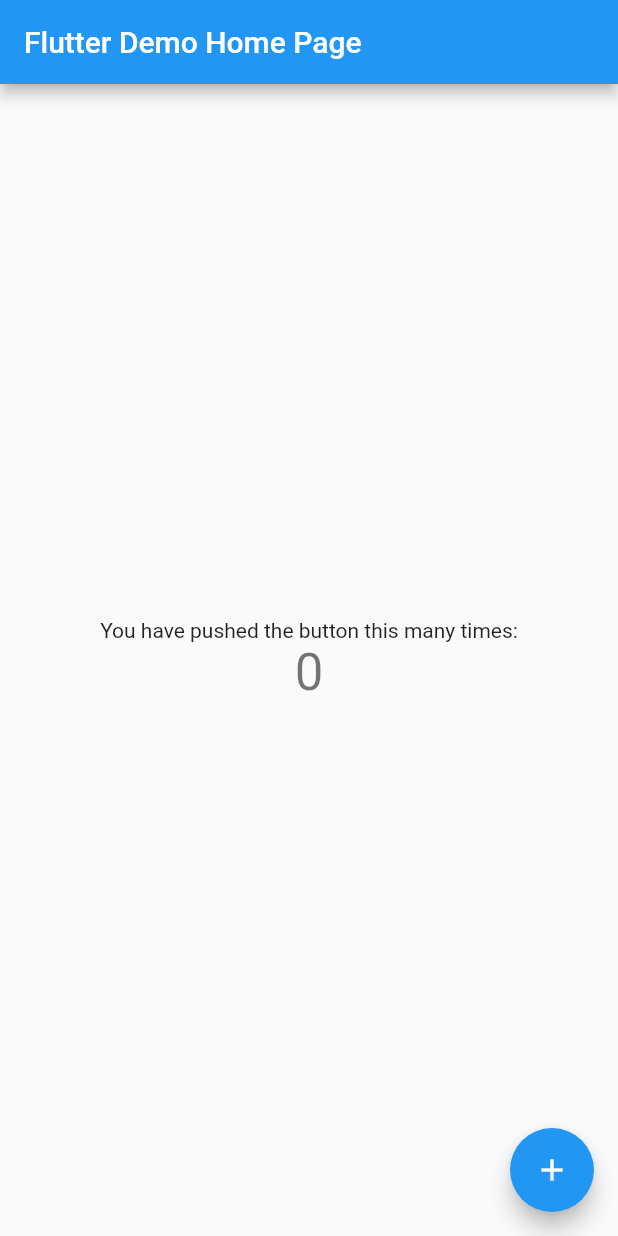
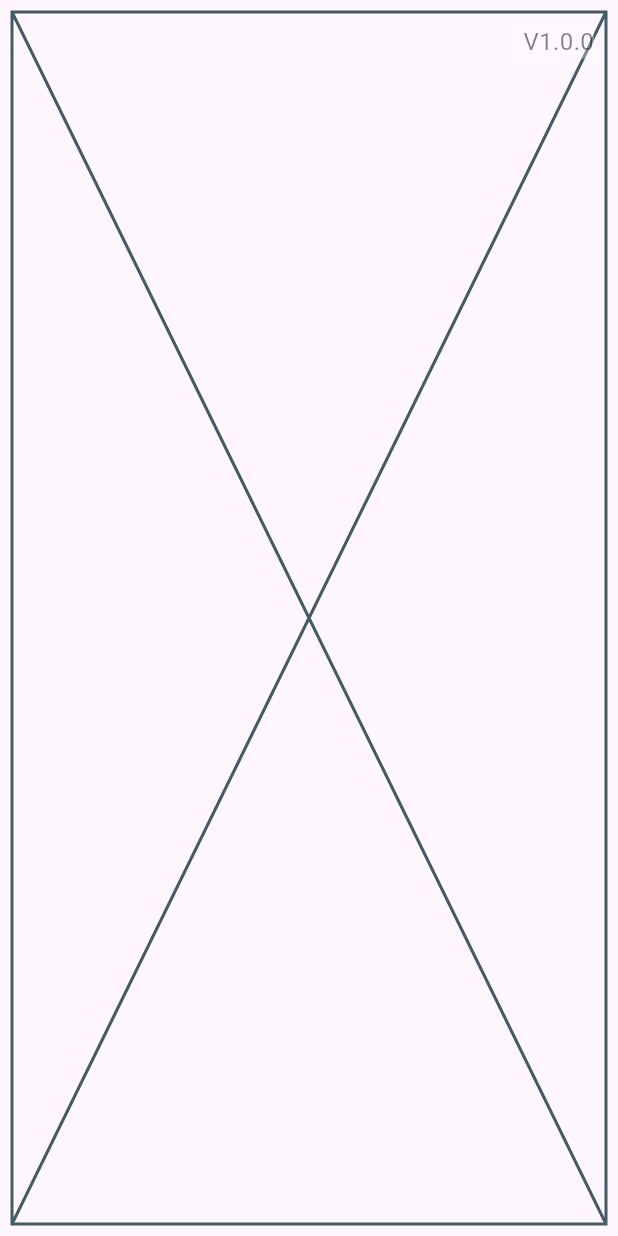
Before and after one commit to uberthought/flutter-base, a Flutter app: the screen it shows after launch, on a phone screen of 412 x 824 dp. Run offline on Flutter 3.47's test engine with Material 2 defaults, Android fonts, the phone set to English and light mode, and no system bars; our stand-ins replace get_it_mixin, go_router, package_info_plus, visibility_detector.

Commit message:
added basic scaffold

```diff
--- a/lib/main.dart
+++ b/lib/main.dart
@@ -1,115 +1,8 @@
 import 'package:flutter/material.dart';
+import 'my_app.dart';
 
-void main() {
+Future<void> main() async {
+  WidgetsFlutterBinding.ensureInitialized();
+
   runApp(const MyApp());
 }
-
-class MyApp extends StatelessWidget {
-  const MyApp({super.key});
-
-  // This widget is the root of your application.
-  @override
-  Widget build(BuildContext context) {
-    return MaterialApp(
-      title: 'Flutter Demo',
-      theme: ThemeData(
-        // This is the theme of your application.
-        //
-        // Try running your application with "flutter run". You'll see the
-        // application has a blue toolbar. Then, without quitting the app, try
-        // changing the primarySwatch below to Colors.green and then invoke
-        // "hot reload" (press "r" in the console where you ran "flutter run",
-        // or simply save your changes to "hot reload" in a Flutter IDE).
-        // Notice that the counter didn't reset back to zero; the application
-        // is not restarted.
-        primarySwatch: Colors.blue,
-      ),
-      home: const MyHomePage(title: 'Flutter Demo Home Page'),
-    );
-  }
-}
-
-class MyHomePage extends StatefulWidget {
-  const MyHomePage({super.key, required this.title});
-
-  // This widget is the home page of your application. It is stateful, meaning
-  // that it has a State object (defined below) that contains fields that affect
-  // how it looks.
-
-  // This class is the configuration for the state. It holds the values (in this
-  // case the title) provided by the parent (in this case the App widget) and
-  // used by the build method of the State. Fields in a Widget subclass are
-  // always marked "final".
-
-  final String title;
-
-  @override
-  State<MyHomePage> createState() => _MyHomePageState();
-}
-
-class _MyHomePageState extends State<MyHomePage> {
-  int _counter = 0;
-
-  void _incrementCounter() {
-    setState(() {
-      // This call to setState tells the Flutter framework that something has
-      // changed in this State, which causes it to rerun the build method below
-      // so that the display can reflect the updated values. If we changed
-      // _counter without calling setState(), then the build method would not be
-      // called again, and so nothing would appear to happen.
-      _counter++;
-    });
-  }
-
-  @override
-  Widget build(BuildContext context) {
-    // This method is rerun every time setState is called, for instance as done
-    // by the _incrementCounter method above.
-    //
-    // The Flutter framework has been optimized to make rerunning build methods
-    // fast, so that you can just rebuild anything that needs updating rather
-    // than having to individually change instances of widgets.
-    return Scaffold(
-      appBar: AppBar(
-        // Here we take the value from the MyHomePage object that was created by
-        // the App.build method, and use it to set our appbar title.
-        title: Text(widget.title),
-      ),
-      body: Center(
-        // Center is a layout widget. It takes a single child and positions it
-        // in the middle of the parent.
-        child: Column(
-          // Column is also a layout widget. It takes a list of children and
-          // arranges them vertically. By default, it sizes itself to fit its
-          // children horizontally, and tries to be as tall as its parent.
-          //
-          // Invoke "debug painting" (press "p" in the console, choose the
-          // "Toggle Debug Paint" action from the Flutter Inspector in Android
-          // Studio, or the "Toggle Debug Paint" command in Visual Studio Code)
-          // to see the wireframe for each widget.
-          //
-          // Column has various properties to control how it sizes itself and
-          // how it positions its children. Here we use mainAxisAlignment to
-          // center the children vertically; the main axis here is the vertical
-          // axis because Columns are vertical (the cross axis would be
-          // horizontal).
-          mainAxisAlignment: MainAxisAlignment.center,
-          children: <Widget>[
-            const Text(
-              'You have pushed the button this many times:',
-            ),
-            Text(
-              '$_counter',
-              style: Theme.of(context).textTheme.headlineMedium,
-            ),
-          ],
-        ),
-      ),
-      floatingActionButton: FloatingActionButton(
-        onPressed: _incrementCounter,
-        tooltip: 'Increment',
-        child: const Icon(Icons.add),
-      ), // This trailing comma makes auto-formatting nicer for build methods.
-    );
-  }
-}
--- /dev/null
+++ b/lib/my_app.dart
@@ -0,0 +1,32 @@
+import 'dart:async';
+
+import 'package:flutter/material.dart';
+
+import 'router_definition.dart';
+
+class MyApp extends StatefulWidget {
+  const MyApp({super.key});
+  static final navigatorKey = GlobalKey<NavigatorState>();
+
+  @override
+  State<MyApp> createState() => _MyAppState();
+}
+
+class _MyAppState extends State<MyApp> {
+  final _initalize = Future(() async {});
+
+  @override
+  Widget build(BuildContext context) => FutureBuilder<void>(
+      future: _initalize,
+      builder: (context, snapshot) {
+        if (snapshot.connectionState != ConnectionState.done) return Image.asset('assets/splash.jpg', fit: BoxFit.fill);
+
+        return MaterialApp.router(
+          routerConfig: routerDefinition,
+          debugShowCheckedModeBanner: false,
+          onGenerateTitle: (context) => 'app title',
+          theme: ThemeData.light(useMaterial3: true),
+          darkTheme: ThemeData.dark(useMaterial3: true),
+        );
+      });
+}
--- /dev/null
+++ b/lib/pages/home_page.dart
@@ -0,0 +1,23 @@
+import 'package:flutter/material.dart';
+import 'package:get_it_mixin/get_it_mixin.dart';
+
+import '../scaffold/base_scaffold.dart';
+
+class HomePage extends StatelessWidget {
+  const HomePage({super.key});
+
+  @override
+  Widget build(BuildContext context) => BaseScaffold(
+        body: _Body(),
+        showBack: false,
+      );
+}
+
+class _Body extends StatelessWidget with GetItMixin {
+  _Body();
+
+  @override
+  Widget build(BuildContext context) {
+    return const Placeholder();
+  }
+}
--- /dev/null
+++ b/lib/router_definition.dart
@@ -0,0 +1,17 @@
+import 'package:flutter/foundation.dart';
+import 'package:go_router/go_router.dart';
+
+import 'pages/home_page.dart';
+
+final routerDefinition = GoRouter(
+    initialLocation: kReleaseMode ? '/' : '/',
+    redirect: (context, state) {
+      return null;
+    },
+    routes: [
+      GoRoute(
+        path: '/',
+        name: '/',
+        builder: (context, state) => const HomePage(),
+      ),
+    ]);
--- /dev/null
+++ b/lib/scaffold/app_version_builder.dart
@@ -0,0 +1,16 @@
+import 'package:flutter/material.dart';
+import 'package:package_info_plus/package_info_plus.dart';
+
+class AppVersionBuilder extends StatelessWidget {
+  const AppVersionBuilder({super.key, required this.builder});
+
+  final Widget Function(BuildContext context, String version) builder;
+
+  @override
+  Widget build(BuildContext context) => FutureBuilder<String>(
+      future: Future<String>(() async => (await PackageInfo.fromPlatform()).version),
+      builder: (context, snapshot) {
+        if (snapshot.connectionState != ConnectionState.done || snapshot.data == null) return Container();
+        return builder.call(context, snapshot.data!);
+      });
+}
--- /dev/null
+++ b/lib/scaffold/base_scaffold.dart
@@ -0,0 +1,91 @@
+import 'dart:math';
+
+import 'package:flutter/material.dart';
+import 'package:get_it_mixin/get_it_mixin.dart';
+import 'package:go_router/go_router.dart';
+import 'package:visibility_detector/visibility_detector.dart';
+
+import 'app_version_builder.dart';
+
+class BaseScaffold extends StatefulWidget with GetItStatefulWidgetMixin {
+  BaseScaffold({
+    required this.body,
+    this.showMenu = true,
+    this.showBottomBar = true,
+    this.showBack = true,
+    this.scrolling = true,
+    this.padding = const EdgeInsets.all(8),
+  }) : super(key: const ValueKey('BaseScaffold'));
+  final Widget body;
+  final bool showMenu;
+  final bool showBottomBar;
+  final bool showBack;
+  final bool scrolling;
+  final EdgeInsets padding;
+
+  @override
+  State<BaseScaffold> createState() => BaseScaffoldState();
+}
+
+class BaseScaffoldState extends State<BaseScaffold> with GetItStateMixin {
+  Future<void> Function(BuildContext context) onBackTap = (context) async {
+    final goRouter = GoRouter.of(context);
+    try {
+      if (goRouter.location != '/') goRouter.pop();
+    } catch (_) {
+      goRouter.go('/');
+    }
+  };
+
+  @override
+  Widget build(BuildContext context) {
+    final random = Random();
+
+    return VisibilityDetector(
+      key: ValueKey(random.nextInt(32767)),
+      onVisibilityChanged: (info) {},
+      child: LayoutBuilder(
+        builder: (context, constraints) {
+          Widget wrappedBody = Padding(padding: widget.padding, child: widget.body);
+
+          // final isTestMode = watchOnly<AppState, bool>((e) => e.isTestMode);
+          const isTestMode = true;
+
+          if (isTestMode) {
+            wrappedBody = Stack(
+              children: [
+                wrappedBody,
+                Positioned(
+                  top: 16,
+                  right: 16,
+                  child: IgnorePointer(
+                    child: Builder(builder: (context) {
+                      final style = Theme.of(context).textTheme.bodyMedium?.copyWith(color: Colors.black.withOpacity(.5), fontSize: 16);
+                      return ColoredBox(
+                        color: Colors.white30,
+                        child: Column(
+                          children: [
+                            Row(
+                              children: [
+                                AppVersionBuilder(builder: (_, version) => Text(' V$version', style: style)),
+                              ],
+                            ),
+                          ],
+                        ),
+                      );
+                    }),
+                  ),
+                ),
+              ],
+            );
+          }
+
+          return Scaffold(
+            body: wrappedBody,
+            extendBody: true,
+          );
+        },
+      ),
+    );
+  }
+}
```
Also changed, not shown: pubspec.yaml (+17 -70 lines), pubspec.lock, 11 other files.
